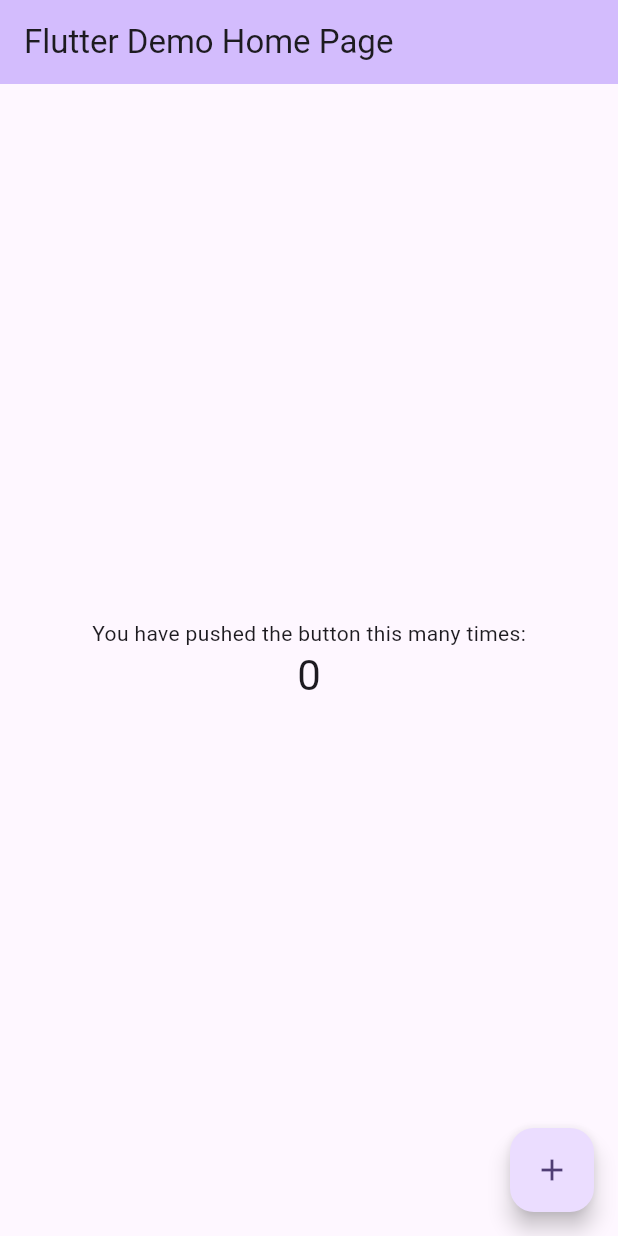
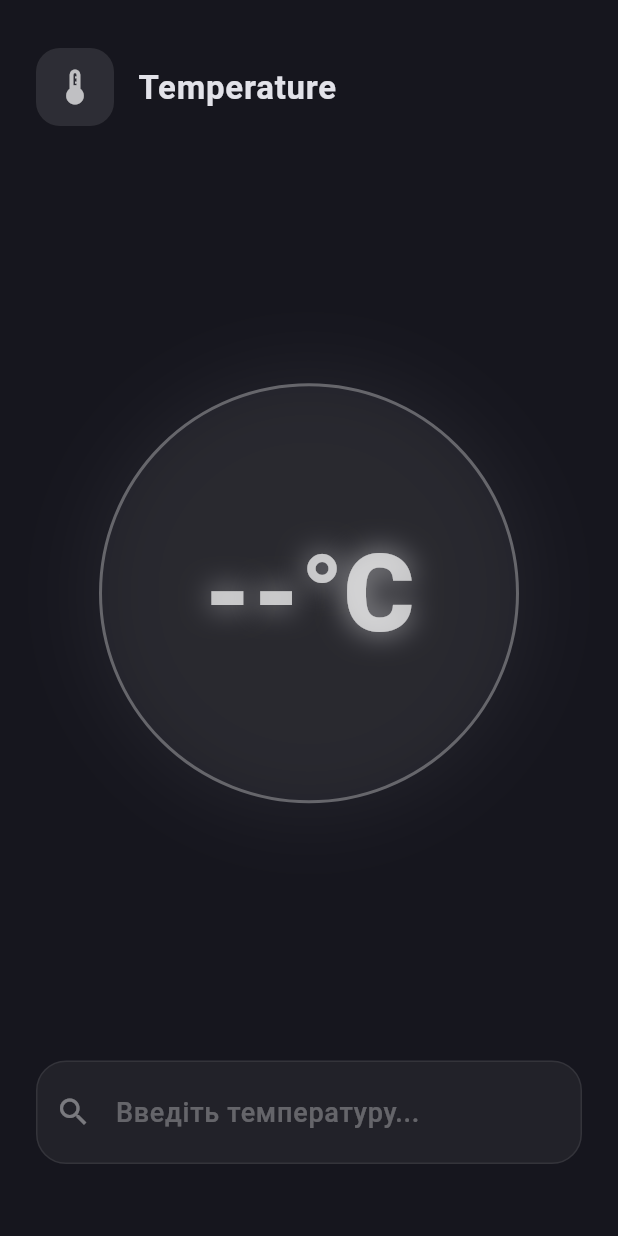
Before and after one commit to vov4ik-v/mobile_labs, a Flutter app: the screen it shows after launch, on a phone screen of 412 x 824 dp. Run offline on Flutter 3.47's test engine with Material 3 defaults, Android fonts, the phone set to English and light mode, and no system bars.

Commit message:
Refactor main app structure and add temperature simulation features

```diff
--- a/lib/main.dart
+++ b/lib/main.dart
@@ -1,122 +1,28 @@
 import 'package:flutter/material.dart';
+import 'package:mobile_labs/screens/temperature_home_page.dart';
 
 void main() {
-  runApp(const MyApp());
+  runApp(const TemperatureSimulatorApp());
 }
 
-class MyApp extends StatelessWidget {
-  const MyApp({super.key});
+class TemperatureSimulatorApp extends StatelessWidget {
+  const TemperatureSimulatorApp({super.key});
 
-  // This widget is the root of your application.
   @override
   Widget build(BuildContext context) {
     return MaterialApp(
-      title: 'Flutter Demo',
+      title: 'Temperature Simulator',
       theme: ThemeData(
-        // This is the theme of your application.
-        //
-        // TRY THIS: Try running your application with "flutter run". You'll see
-        // the application has a purple toolbar. Then, without quitting the app,
-        // try changing the seedColor in the colorScheme below to Colors.green
-        // and then invoke "hot reload" (save your changes or press the "hot
-        // reload" button in a Flutter-supported IDE, or press "r" if you used
-        // the command line to start the app).
-        //
-        // Notice that the counter didn't reset back to zero; the application
-        // state is not lost during the reload. To reset the state, use hot
-        // restart instead.
-        //
-        // This works for code too, not just values: Most code changes can be
-        // tested with just a hot reload.
-        colorScheme: .fromSeed(seedColor: Colors.deepPurple),
+        brightness: Brightness.dark,
+        scaffoldBackgroundColor: const Color(0xFF16161E),
+        colorScheme: ColorScheme.fromSeed(
+          seedColor: Colors.blueAccent,
+          brightness: Brightness.dark,
+        ),
+        useMaterial3: true,
       ),
-      home: const MyHomePage(title: 'Flutter Demo Home Page'),
+      home: const TemperatureHomePage(),
+      debugShowCheckedModeBanner: false,
     );
   }
 }
-
-class MyHomePage extends StatefulWidget {
-  const MyHomePage({super.key, required this.title});
-
-  // This widget is the home page of your application. It is stateful, meaning
-  // that it has a State object (defined below) that contains fields that affect
-  // how it looks.
-
-  // This class is the configuration for the state. It holds the values (in this
-  // case the title) provided by the parent (in this case the App widget) and
-  // used by the build method of the State. Fields in a Widget subclass are
-  // always marked "final".
-
-  final String title;
-
-  @override
-  State<MyHomePage> createState() => _MyHomePageState();
-}
-
-class _MyHomePageState extends State<MyHomePage> {
-  int _counter = 0;
-
-  void _incrementCounter() {
-    setState(() {
-      // This call to setState tells the Flutter framework that something has
-      // changed in this State, which causes it to rerun the build method below
-      // so that the display can reflect the updated values. If we changed
-      // _counter without calling setState(), then the build method would not be
-      // called again, and so nothing would appear to happen.
-      _counter++;
-    });
-  }
-
-  @override
-  Widget build(BuildContext context) {
-    // This method is rerun every time setState is called, for instance as done
-    // by the _incrementCounter method above.
-    //
-    // The Flutter framework has been optimized to make rerunning build methods
-    // fast, so that you can just rebuild anything that needs updating rather
-    // than having to individually change instances of widgets.
-    return Scaffold(
-      appBar: AppBar(
-        // TRY THIS: Try changing the color here to a specific color (to
-        // Colors.amber, perhaps?) and trigger a hot reload to see the AppBar
-        // change color while the other colors stay the same.
-        backgroundColor: Theme.of(context).colorScheme.inversePrimary,
-        // Here we take the value from the MyHomePage object that was created by
-        // the App.build method, and use it to set our appbar title.
-        title: Text(widget.title),
-      ),
-      body: Center(
-        // Center is a layout widget. It takes a single child and positions it
-        // in the middle of the parent.
-        child: Column(
-          // Column is also a layout widget. It takes a list of children and
-          // arranges them vertically. By default, it sizes itself to fit its
-          // children horizontally, and tries to be as tall as its parent.
-          //
-          // Column has various properties to control how it sizes itself and
-          // how it positions its children. Here we use mainAxisAlignment to
-          // center the children vertically; the main axis here is the vertical
-          // axis because Columns are vertical (the cross axis would be
-          // horizontal).
-          //
-          // TRY THIS: Invoke "debug painting" (choose the "Toggle Debug Paint"
-          // action in the IDE, or press "p" in the console), to see the
-          // wireframe for each widget.
-          mainAxisAlignment: .center,
-          children: [
-            const Text('You have pushed the button this many times:'),
-            Text(
-              '$_counter',
-              style: Theme.of(context).textTheme.headlineMedium,
-            ),
-          ],
-        ),
-      ),
-      floatingActionButton: FloatingActionButton(
-        onPressed: _incrementCounter,
-        tooltip: 'Increment',
-        child: const Icon(Icons.add),
-      ),
-    );
-  }
-}
--- /dev/null
+++ b/lib/screens/temperature_home_page.dart
@@ -0,0 +1,92 @@
+import 'package:flutter/material.dart';
+
+import '../utils/temperature_logic.dart';
+import '../widgets/temperature_display.dart';
+import '../widgets/temperature_input.dart';
+
+class TemperatureHomePage extends StatefulWidget {
+  const TemperatureHomePage({super.key});
+
+  @override
+  State<TemperatureHomePage> createState() => _TemperatureHomePageState();
+}
+
+class _TemperatureHomePageState extends State<TemperatureHomePage> {
+  final TextEditingController _controller = TextEditingController();
+  String _inputText = '';
+
+  @override
+  void dispose() {
+    _controller.dispose();
+    super.dispose();
+  }
+
+  @override
+  Widget build(BuildContext context) {
+    final currentColor = TemperatureLogic.getTextColor(_inputText);
+    final displayText = TemperatureLogic.getDisplayText(_inputText);
+
+    return Scaffold(
+      body: Stack(
+        children: [
+          SafeArea(
+            child: Padding(
+              padding: const EdgeInsets.symmetric(
+                horizontal: 24,
+                vertical: 32,
+              ),
+              child: Column(
+                crossAxisAlignment: CrossAxisAlignment.start,
+                children: [
+                  Row(
+                    children: [
+                      AnimatedContainer(
+                        duration: const Duration(milliseconds: 500),
+                        padding: const EdgeInsets.all(12),
+                        decoration: BoxDecoration(
+                          color: currentColor.withValues(alpha: 0.1),
+                          borderRadius: BorderRadius.circular(16),
+                        ),
+                        child: Icon(
+                          Icons.thermostat,
+                          color: currentColor,
+                          size: 28,
+                        ),
+                      ),
+                      const SizedBox(width: 16),
+                      const Text(
+                        'Temperature',
+                        style: TextStyle(
+                          fontSize: 22,
+                          fontWeight: FontWeight.bold,
+                          height: 1.2,
+                          letterSpacing: 0.5,
+                        ),
+                      ),
+                    ],
+                  ),
+
+                  const Spacer(),
+
+                  TemperatureDisplay(
+                    displayText: displayText,
+                    currentColor: currentColor,
+                  ),
+
+                  const Spacer(),
+
+                  TemperatureInput(
+                    controller: _controller,
+                    onChanged: (value) => setState(() => _inputText = value),
+                  ),
+
+                  const SizedBox(height: 16),
+                ],
+              ),
+            ),
+          ),
+        ],
+      ),
+    );
+  }
+}
--- /dev/null
+++ b/lib/utils/temperature_logic.dart
@@ -0,0 +1,46 @@
+import 'package:flutter/material.dart';
+
+class TemperatureLogic {
+  static Color getTextColor(String input) {
+    final lowerInput = input.trim().toLowerCase();
+
+    if (lowerInput == 'avada kedavra') {
+      return Colors.blueAccent;
+    }
+
+    final number = double.tryParse(input.trim());
+    if (number != null) {
+      if (number >= 30) {
+        return Colors.redAccent;
+      } else if (number <= 0) {
+        return Colors.blueAccent;
+      } else if (number >= 20 && number < 30) {
+        return Colors.greenAccent;
+      }
+    }
+
+    return Colors.white70;
+  }
+
+  static String getDisplayText(String input) {
+    final lowerInput = input.trim().toLowerCase();
+
+    if (lowerInput == 'avada kedavra') {
+      return '0°C';
+    }
+
+    if (input.trim().isEmpty) {
+      return '--°C';
+    }
+
+    final number = double.tryParse(input.trim());
+    if (number != null) {
+      if (number == number.truncateToDouble()) {
+        return '${number.truncate()}°C';
+      }
+      return '$number°C';
+    }
+
+    return input;
+  }
+}
--- /dev/null
+++ b/lib/widgets/temperature_display.dart
@@ -0,0 +1,55 @@
+import 'package:flutter/material.dart';
+
+class TemperatureDisplay extends StatelessWidget {
+  final String displayText;
+  final Color currentColor;
+
+  const TemperatureDisplay({
+    required this.displayText,
+    required this.currentColor,
+    super.key,
+  });
+
+  @override
+  Widget build(BuildContext context) {
+    return Center(
+      child: AnimatedContainer(
+        duration: const Duration(milliseconds: 500),
+        width: 280,
+        height: 280,
+        decoration: BoxDecoration(
+          color: Colors.white.withValues(alpha: 0.03),
+          shape: BoxShape.circle,
+          border: Border.all(
+            color: currentColor.withValues(alpha: 0.3),
+            width: 2,
+          ),
+          boxShadow: [
+            BoxShadow(
+              color: currentColor.withValues(alpha: 0.05),
+              blurRadius: 40,
+              spreadRadius: 10,
+            ),
+          ],
+        ),
+        child: Center(
+          child: AnimatedDefaultTextStyle(
+            duration: const Duration(milliseconds: 500),
+            style: TextStyle(
+              fontSize: 72,
+              fontWeight: FontWeight.w800,
+              color: currentColor,
+              shadows: [
+                Shadow(
+                  color: currentColor.withValues(alpha: 0.6),
+                  blurRadius: 25,
+                ),
+              ],
+            ),
+            child: Text(displayText, textAlign: TextAlign.center),
+          ),
+        ),
+      ),
+    );
+  }
+}
--- /dev/null
+++ b/lib/widgets/temperature_input.dart
@@ -0,0 +1,39 @@
+import 'package:flutter/material.dart';
+
+class TemperatureInput extends StatelessWidget {
+  final TextEditingController controller;
+  final ValueChanged<String> onChanged;
+
+  const TemperatureInput({
+    required this.controller, required this.onChanged, super.key,
+  });
+
+  @override
+  Widget build(BuildContext context) {
+    return Container(
+      decoration: BoxDecoration(
+        color: Colors.white.withValues(alpha: 0.05),
+        borderRadius: BorderRadius.circular(20),
+        border: Border.all(color: Colors.white.withValues(alpha: 0.08)),
+      ),
+      child: TextField(
+        controller: controller,
+        style: const TextStyle(fontSize: 18, fontWeight: FontWeight.w500),
+        decoration: InputDecoration(
+          hintText: 'Введіть температуру...',
+          hintStyle: TextStyle(color: Colors.white.withValues(alpha: 0.3)),
+          prefixIcon: Icon(
+            Icons.search,
+            color: Colors.white.withValues(alpha: 0.4),
+          ),
+          border: InputBorder.none,
+          contentPadding: const EdgeInsets.symmetric(
+            horizontal: 20,
+            vertical: 20,
+          ),
+        ),
+        onChanged: onChanged,
+      ),
+    );
+  }
+}
```
Also changed, not shown: 1 other file.
